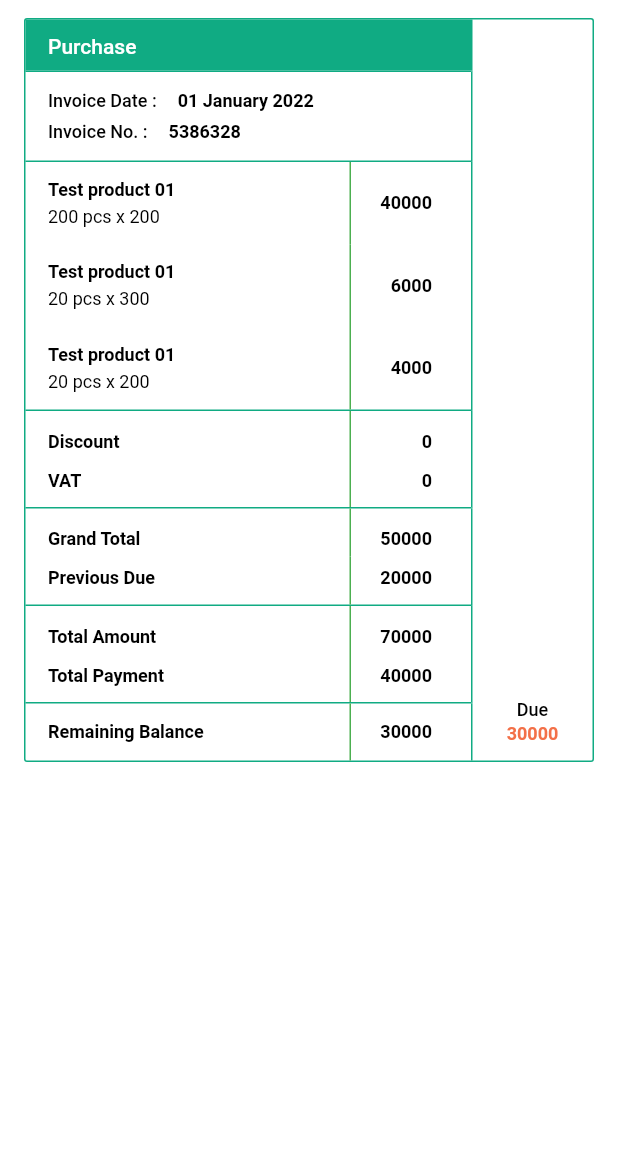
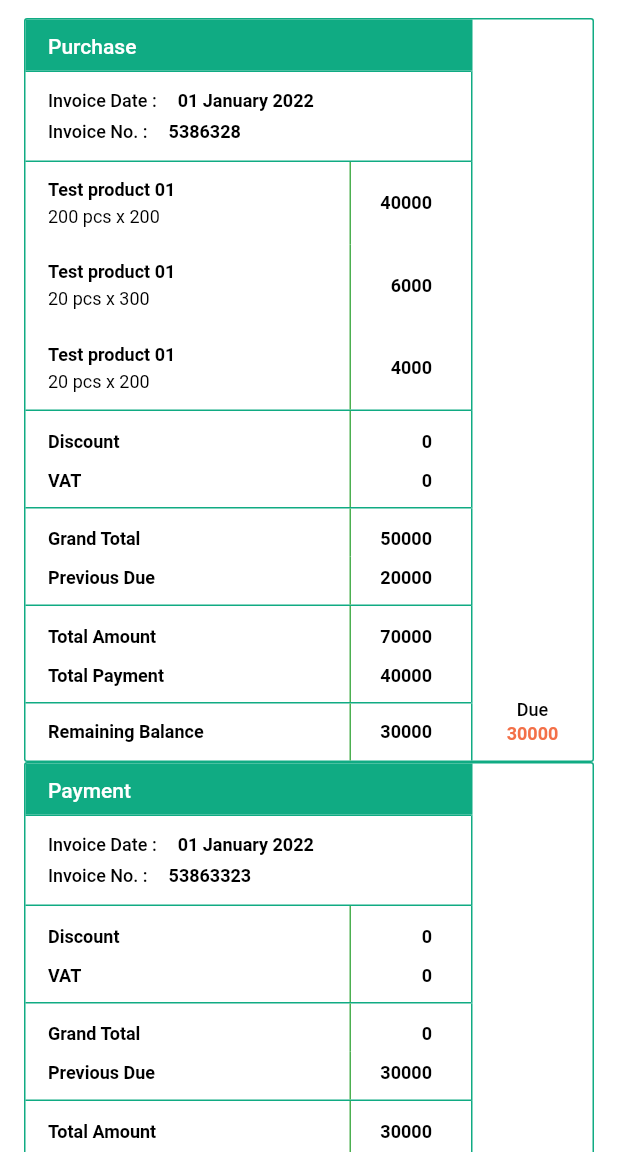
Before and after one commit to OmarFaruk-BD/company_app_design, a Flutter app: the screen it shows after launch, on a phone screen of 412 x 824 dp, the part 84-1236 px from its top. Run offline on Flutter 3.47's test engine with Material 2 defaults, Android fonts, the phone set to English and light mode, and no system bars.

Commit message:
Add Payment Table

```diff
--- a/lib/table_data/screens/table_data_page.dart
+++ b/lib/table_data/screens/table_data_page.dart
@@ -1,6 +1,7 @@
 // ignore_for_file: prefer_const_constructors, prefer_const_literals_to_create_immutables
 
 import 'package:demo_limited_company_app/drawer/widgets/custom_drawer.dart';
+import 'package:demo_limited_company_app/table_data/widgets/payment_table.dart';
 import 'package:demo_limited_company_app/table_data/widgets/purchase_table.dart';
 import 'package:flutter/material.dart';
 
@@ -53,6 +54,7 @@ class TableDataPage extends StatelessWidget {
       padding: const EdgeInsets.only(top: 12, left: 16, right: 16, bottom: 25),
       children: [
         PurchaseTable(),
+        PaymentTable(),
       ],
     );
   }
--- /dev/null
+++ b/lib/table_data/widgets/payment_table.dart
@@ -0,0 +1,68 @@
+import 'package:demo_limited_company_app/table_data/widgets/due_box.dart';
+import 'package:demo_limited_company_app/table_data/widgets/invoice_data.dart';
+import 'package:demo_limited_company_app/table_data/widgets/remaining_balance_widget.dart';
+import 'package:demo_limited_company_app/table_data/widgets/transaction_details_box.dart';
+import 'package:demo_limited_company_app/table_data/widgets/transaction_header.dart';
+import 'package:flutter/material.dart';
+
+class PaymentTable extends StatelessWidget {
+  const PaymentTable({
+    Key? key,
+  }) : super(key: key);
+
+  @override
+  Widget build(BuildContext context) {
+    return Container(
+      decoration: BoxDecoration(
+        border: Border.all(color: const Color(0xFF10AB83)),
+        borderRadius: const BorderRadius.all(Radius.circular(2)),
+      ),
+      child: Row(
+        mainAxisAlignment: MainAxisAlignment.end,
+        crossAxisAlignment: CrossAxisAlignment.end,
+        children: [
+          Expanded(
+            child: Column(
+              crossAxisAlignment: CrossAxisAlignment.start,
+              mainAxisSize: MainAxisSize.min,
+              children: [
+                const TransactionHeader(
+                  transactionHeaderName: 'Payment',
+                ),
+                InvoiceOrReturnBox(
+                  date: '01 January 2022',
+                  invoiceOrReturnNo: '53863323',
+                  isInvoiceBox: true,
+                ),
+                const TransactionDoubleItemBox(
+                  firstItemName: 'Discount',
+                  firstItemAmount: '0',
+                  secondItemName: 'VAT',
+                  secondItemAmount: '0',
+                ),
+                const TransactionDoubleItemBox(
+                  firstItemName: 'Grand Total',
+                  firstItemAmount: '0',
+                  secondItemName: 'Previous Due',
+                  secondItemAmount: '30000',
+                ),
+                const TransactionDoubleItemBox(
+                  firstItemName: 'Total Amount',
+                  firstItemAmount: '30000',
+                  secondItemName: 'Total Payment',
+                  secondItemAmount: '10000',
+                ),
+                const RemainingBalanceBox(
+                  amount: '20000',
+                ),
+              ],
+            ),
+          ),
+          const DueBoxWidget(
+            amount: '20000 ',
+          ),
+        ],
+      ),
+    );
+  }
+}
```
